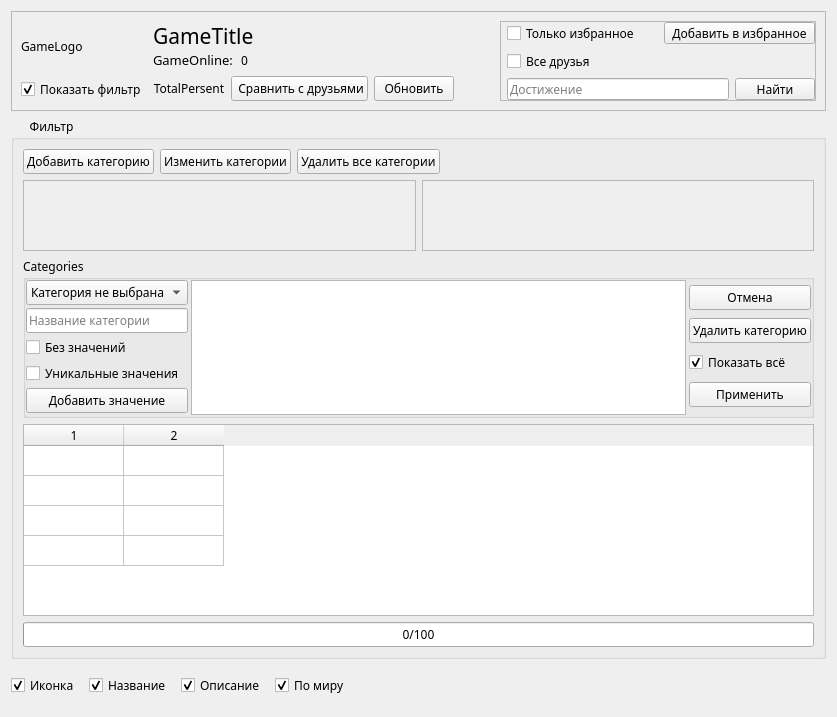
First picture: the form in AraSteamManager/AchievementsSubForms/formachievements.ui, repository Arankir/AraSteamManager, before the edit.
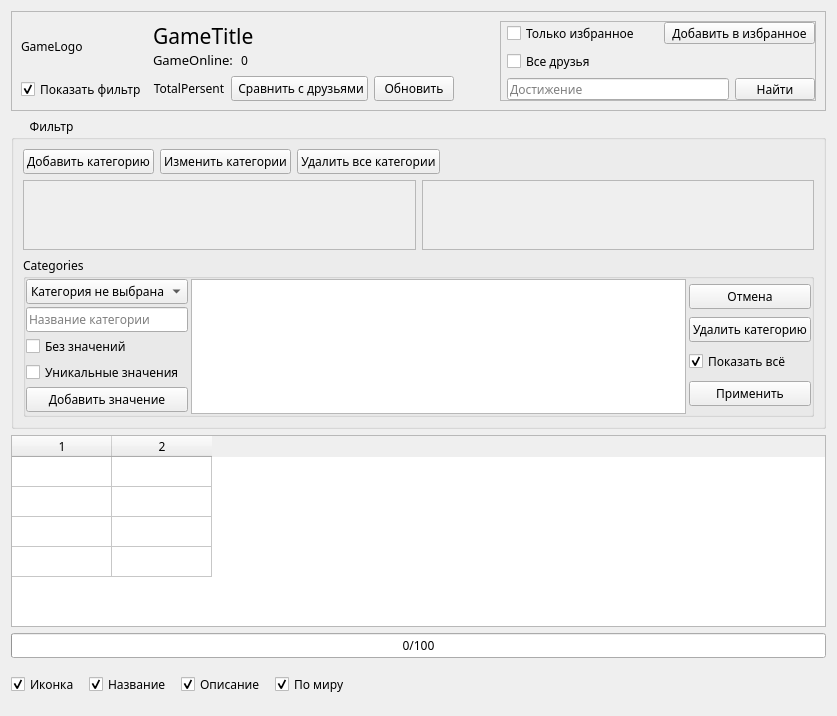
Second picture: the form after the edit.

Patch:
```diff
--- a/AraSteamManager/AchievementsSubForms/formachievements.ui
+++ b/AraSteamManager/AchievementsSubForms/formachievements.ui
@@ -7,7 +7,7 @@
     <x>0</x>
     <y>0</y>
     <width>837</width>
-    <height>717</height>
+    <height>703</height>
    </rect>
   </property>
   <property name="font">
@@ -562,6 +562,9 @@
         </layout>
        </widget>
       </item>
+     </layout>
+    </widget>
+   </item>
       <item>
        <widget class="QTableWidget" name="TableWidgetFriends">
         <property name="sizePolicy">
@@ -617,9 +620,6 @@
         <property name="format">
          <string>%v/%m</string>
         </property>
-       </widget>
-      </item>
-     </layout>
     </widget>
    </item>
    <item>
```
Lines whose indentation alone changed are shown as unchanged.
